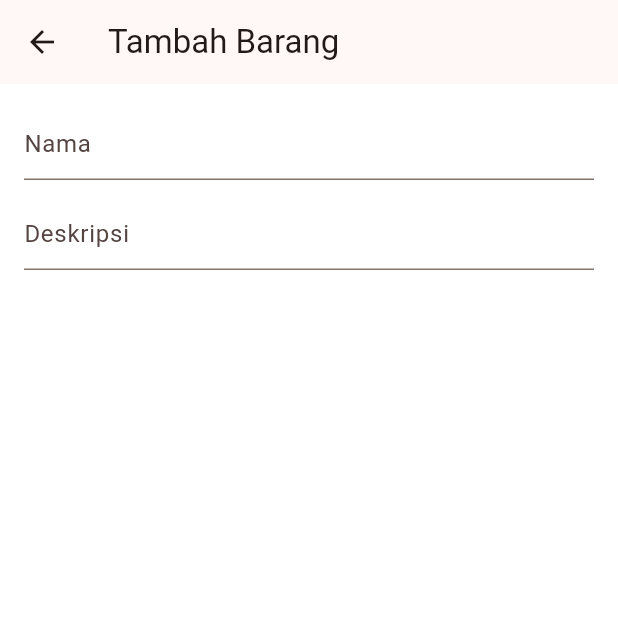
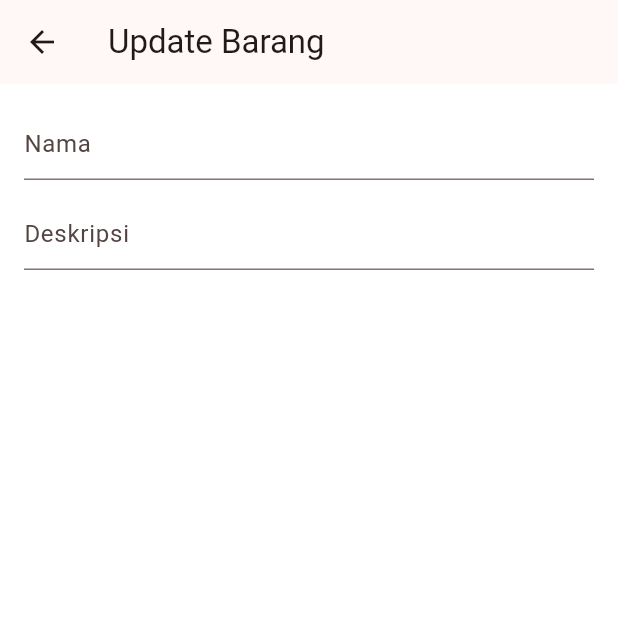
Before and after one commit to flutter-vedc-2023/supabase-example, a Flutter app: the UpdateItemPage screen opened directly with empty values, on a phone screen of 412 x 824 dp, the top half of it. Run offline on Flutter 3.47's test engine with Material 2 defaults, Android fonts, the light colour scheme and no system bars; our stand-ins replace supabase_flutter; accounts and stored records are empty.

Commit message:
Fixed Update AppBar

```diff
--- a/lib/pages/item/update_item_page.dart
+++ b/lib/pages/item/update_item_page.dart
@@ -36,7 +36,7 @@ class _UpdateItemPageState extends State<UpdateItemPage> {
       appBar: AppBar(
         automaticallyImplyLeading: true,
         elevation: 0,
-        title: const Text('Tambah Barang'),
+        title: const Text('Update Barang'),
       ),
       body: Padding(
         padding: const EdgeInsets.all(16),
@@ -73,13 +73,15 @@ class _UpdateItemPageState extends State<UpdateItemPage> {
                   // show dialog
                   showDialog(
                     context: context,
-                    barrierDismissible: false, // Prevent user from dismissing the dialog
+                    barrierDismissible:
+                        false, // Prevent user from dismissing the dialog
                     builder: (BuildContext context) {
                       return const AlertDialog(
                         content: Column(
                           mainAxisSize: MainAxisSize.min,
                           children: <Widget>[
-                            CircularProgressIndicator.adaptive(), // Circular Progress Indicator
+                            CircularProgressIndicator
+                                .adaptive(), // Circular Progress Indicator
                             SizedBox(height: 16.0),
                             Text('Loading...'),
                           ],
```
